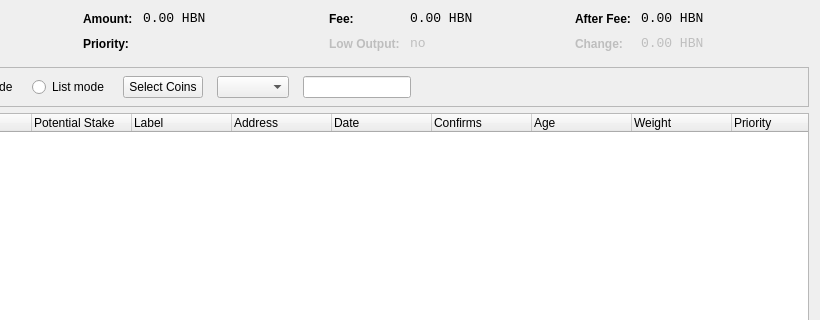
Qt form src/qt/forms/coincontroldialog.ui (Skryptex/NEXUS--UPGRADE-HIGH-END) before a commit; both pictures show x 180 to 1000 and y 0 to 320 of the 1000 by 500 pixel window.
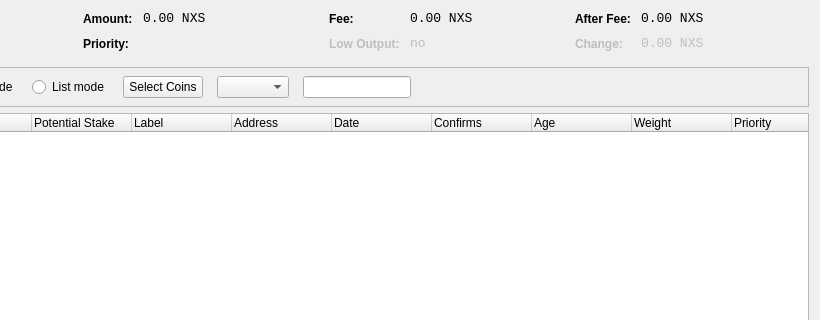
The same form after that commit. Custom widgets are drawn as their Qt base class.

The edit to the form file:
```diff
--- a/src/qt/forms/coincontroldialog.ui
+++ b/src/qt/forms/coincontroldialog.ui
@@ -141,7 +141,7 @@
           <enum>Qt::ActionsContextMenu</enum>
          </property>
          <property name="text">
-          <string>0.00 HBN</string>
+          <string>0.00 NXS</string>
          </property>
          <property name="textInteractionFlags">
           <set>Qt::LinksAccessibleByMouse|Qt::TextSelectableByKeyboard|Qt::TextSelectableByMouse</set>
@@ -221,7 +221,7 @@
           <enum>Qt::ActionsContextMenu</enum>
          </property>
          <property name="text">
-          <string>0.00 HBN</string>
+          <string>0.00 NXS</string>
          </property>
          <property name="textInteractionFlags">
           <set>Qt::LinksAccessibleByMouse|Qt::TextSelectableByKeyboard|Qt::TextSelectableByMouse</set>
@@ -307,7 +307,7 @@
           <enum>Qt::ActionsContextMenu</enum>
          </property>
          <property name="text">
-          <string>0.00 HBN</string>
+          <string>0.00 NXS</string>
          </property>
          <property name="textInteractionFlags">
           <set>Qt::LinksAccessibleByMouse|Qt::TextSelectableByKeyboard|Qt::TextSelectableByMouse</set>
@@ -345,7 +345,7 @@
           <enum>Qt::ActionsContextMenu</enum>
          </property>
          <property name="text">
-          <string>0.00 HBN</string>
+          <string>0.00 NXS</string>
          </property>
          <property name="textInteractionFlags">
           <set>Qt::LinksAccessibleByMouse|Qt::TextSelectableByKeyboard|Qt::TextSelectableByMouse</set>
```
